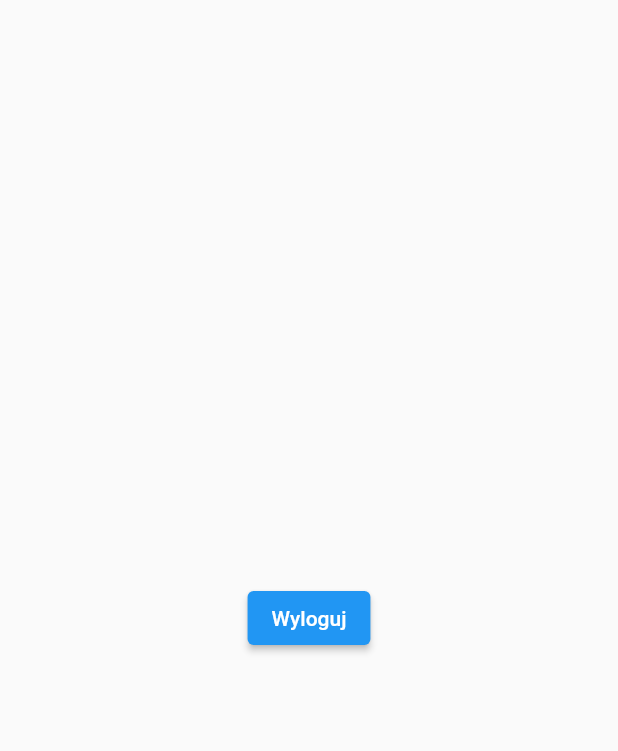
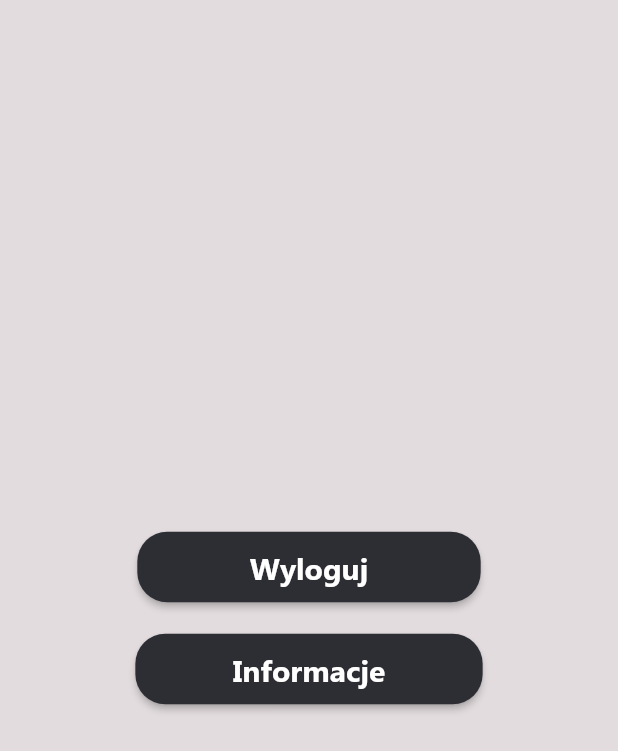
Before and after one commit to Keriw01/znajdz_chwile, a Flutter app: the SettingsPage screen opened directly, on a phone screen of 412 x 824 dp. Shown: the top 751 px of the screen. Run offline on Flutter 3.47's test engine with Material 2 defaults, Android fonts, the phone set to English and light mode, and no system bars; our stand-ins replace flutter_datetime_picker, flutter_local_notifications, flutter_svg, fluttertoast, font_awesome_flutter, get and 4 more; accounts and stored records are empty.

Commit message:
Settings Page

```diff
--- a/lib/pages/settings.dart
+++ b/lib/pages/settings.dart
@@ -1,9 +1,11 @@
 import 'package:flutter/material.dart';
 import 'package:get/get.dart';
 import 'package:google_sign_in/google_sign_in.dart';
+import 'package:znajdz_chwile/pages/stats.dart';
 
 import '../users/authentication/login_screen.dart';
 import '../users/userPreferences/user_preferences.dart';
+import '../colors/colors.dart';
 
 final GoogleSignIn _googleSignOut = GoogleSignIn();
 
@@ -13,15 +15,74 @@ class SettingsPage extends StatelessWidget {
   @override
   Widget build(BuildContext context) {
     return Scaffold(
+      backgroundColor: color2,
       body: Center(
-        child: ElevatedButton(
+        child: Column(
+          mainAxisAlignment: MainAxisAlignment.center,
+          crossAxisAlignment: CrossAxisAlignment.center,
+          mainAxisSize: MainAxisSize.max,
+          children: [
+            ElevatedButton(
               onPressed: () {
                 RememberUserPrefs.removeUserInfo().then((value) {
                   _googleSignOut.signOut();
                   Get.offAll(const LoginScreen());
                 });
               },
-            child: const Text("Wyloguj")),
+              style: ButtonStyle(
+                  padding: MaterialStateProperty.all<EdgeInsets>(
+                      const EdgeInsets.fromLTRB(75, 10, 75, 10)),
+                  backgroundColor: MaterialStateProperty.all(color8),
+                  shape: MaterialStateProperty.all(const RoundedRectangleBorder(
+                      borderRadius: BorderRadius.all(Radius.circular(20.0))))),
+              child: const Text(
+                "Wyloguj",
+                style: TextStyle(
+                    fontSize: 20,
+                    fontFamily: 'Segoe UI',
+                    fontWeight: FontWeight.w700),
+              ),
+            ),
+            const SizedBox(
+              height: 20,
+            ),
+            ElevatedButton(
+              onPressed: () {
+                showDialog(
+                    context: context,
+                    builder: (context) => AlertDialog(
+                          title: const Text("Znajdz Chwilę"),
+                          content: const Text(
+                              "Aplikacja stworzona przez grupę projektową. © 2023"),
+                          actions: <Widget>[
+                            TextButton(
+                              child: const Text(
+                                'Cofnij',
+                                style: TextStyle(color: color8),
+                              ),
+                              onPressed: () {
+                                Get.back();
+                              },
+                            ),
+                          ],
+                        ));
+              },
+              style: ButtonStyle(
+                  padding: MaterialStateProperty.all<EdgeInsets>(
+                      const EdgeInsets.fromLTRB(65, 10, 65, 10)),
+                  backgroundColor: MaterialStateProperty.all(color8),
+                  shape: MaterialStateProperty.all(const RoundedRectangleBorder(
+                      borderRadius: BorderRadius.all(Radius.circular(20.0))))),
+              child: const Text(
+                "Informacje",
+                style: TextStyle(
+                    fontSize: 20,
+                    fontFamily: 'Segoe UI',
+                    fontWeight: FontWeight.w700),
+              ),
+            ),
+          ],
+        ),
       ),
     );
   }
```
Lines whose indentation alone changed are shown as unchanged.
